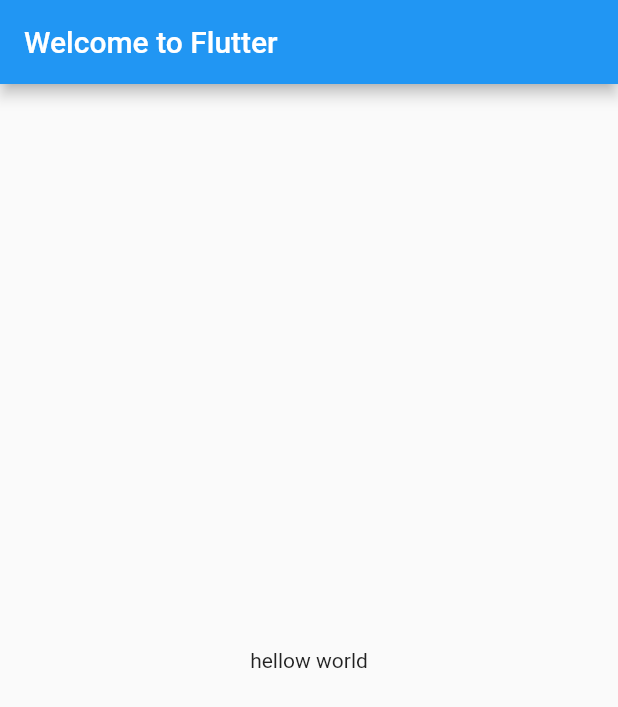
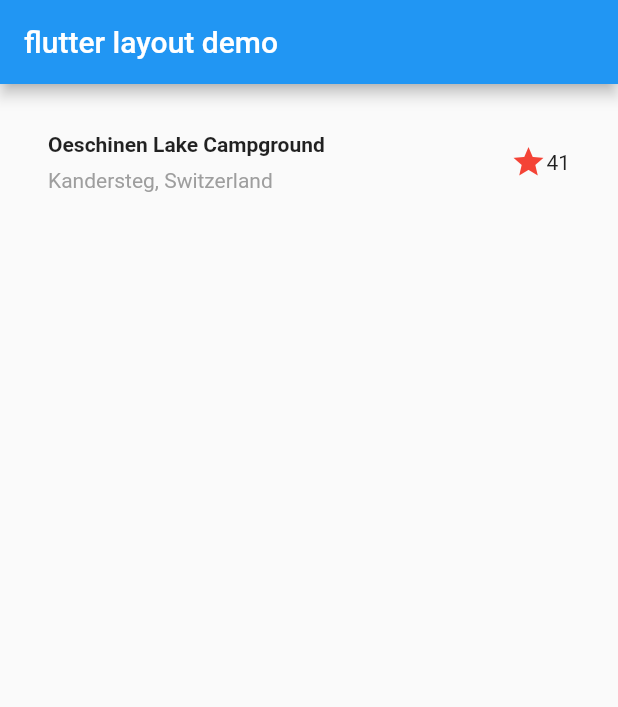
Before and after one commit to murillo0824/Flutter-tutorial, a Flutter app: the screen it shows after launch, on a phone screen of 412 x 824 dp. Shown: the top 707 px of the screen. Run offline on Flutter 3.47's test engine with Material 2 defaults, Android fonts, the light colour scheme and no system bars.

Commit message:
make a title section to the main.dart

```diff
--- a/lib/main.dart
+++ b/lib/main.dart
@@ -7,13 +7,51 @@
 
   @override
   Widget build(BuildContext context) {
+    Widget titleSection = Container(
+        padding: const EdgeInsets.all(32),
+        child: Row(
+          children: [
+            Expanded(
+              child: Column(
+                crossAxisAlignment: CrossAxisAlignment.start,
+                children: [
+                  Container(
+                    padding: const EdgeInsets.only(bottom: 8),
+                    child: const Text(
+                      "Oeschinen Lake Campground",
+                      style: TextStyle(
+                        fontWeight: FontWeight.bold,
+                      ),
+                    ),
+                  ),
+                  Text(
+                    'Kandersteg, Switzerland',
+                    style: TextStyle(
+                      color: Colors.grey[500],
+                    ),
+                  ),
+                ],
+              ),
+            ),
+            Icon(
+              Icons.star,
+              color: Colors.red[500],
+            ),
+            const Text('41')
+          ],
+        ));
+
     return MaterialApp(
       title: 'Welcome to Flutter',
       home: Scaffold(
           appBar: AppBar(
-            title: const Text('Welcome to Flutter'),
+            title: const Text('flutter layout demo'),
           ),
-          body: const Center(child: Text('hellow world'))),
+          body: Column(
+            children: [
+              titleSection,
+            ],
+          )),
     );
   }
 }
```
